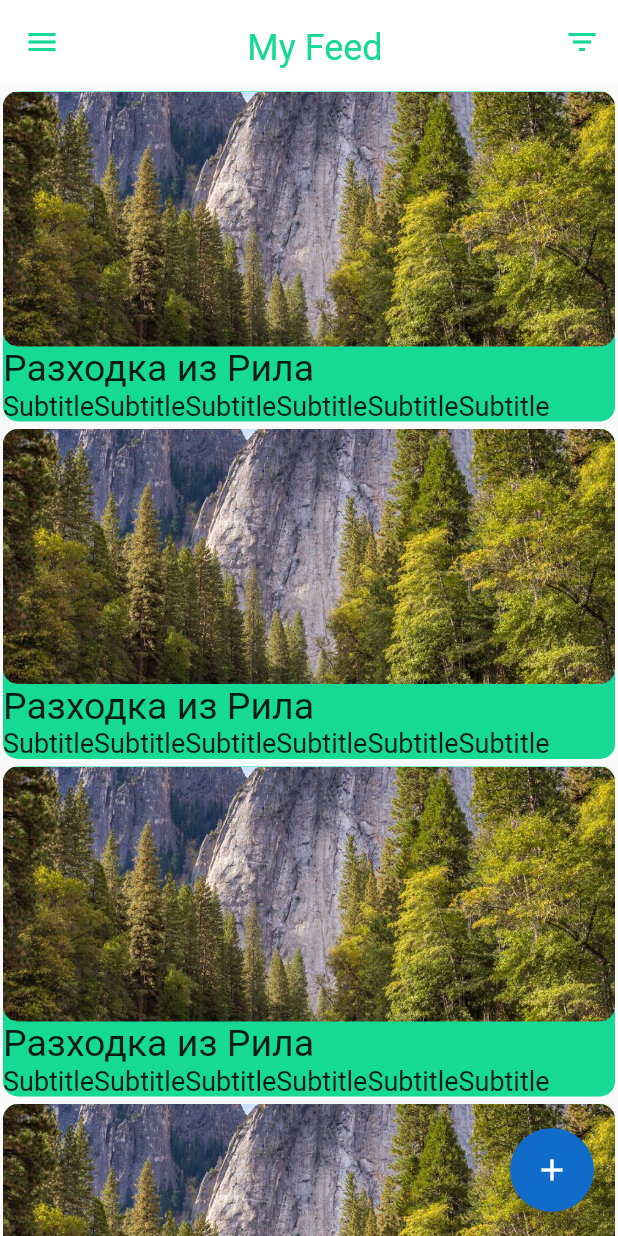
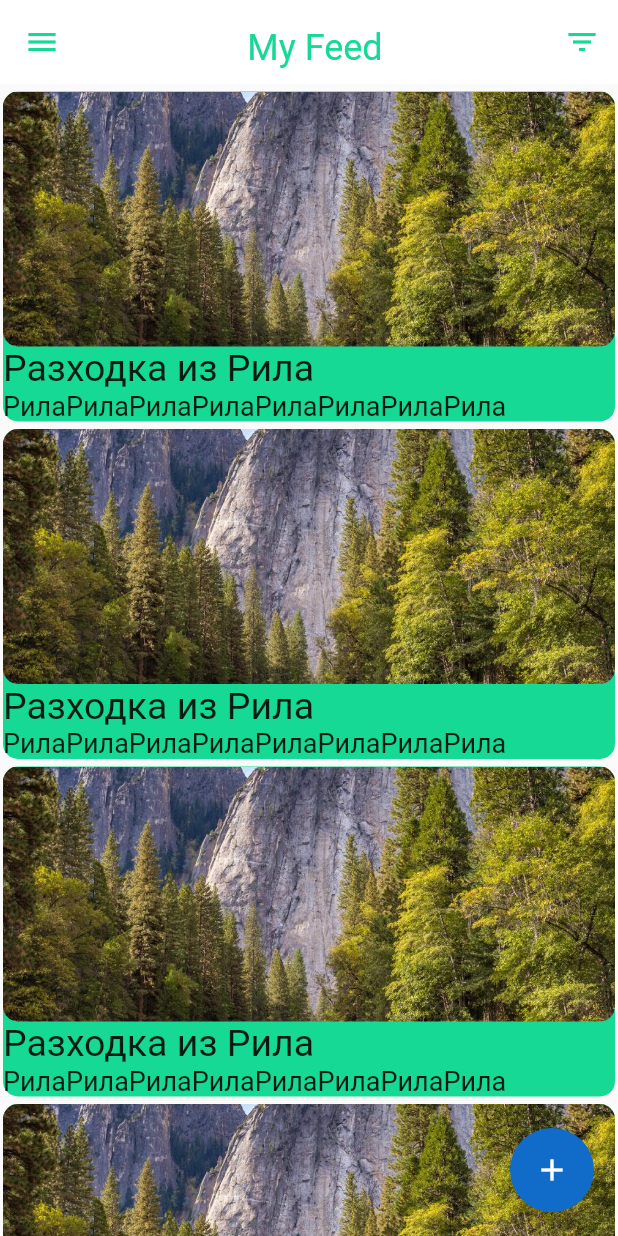
Before and after one commit to nzaharov/TripifyCourseProject, a Flutter app: the screen it shows after launch, on a phone screen of 412 x 824 dp. Run offline on Flutter 3.47's test engine with Material 2 defaults, Android fonts, the phone set to English and light mode, and no system bars; drawn by our look-alikes of flutter_slidable; our stand-ins replace bloc, equatable, flutter_bloc; Roboto replaces fonts that are missing (Poppins).

Commit message:
added bloc for feed

```diff
--- /dev/null
+++ b/lib/bloc/trip_bloc.dart
@@ -0,0 +1,41 @@
+import 'dart:async';
+
+import 'package:bloc/bloc.dart';
+import 'package:equatable/equatable.dart';
+import 'package:tripify/data/models/trip.dart';
+import 'package:tripify/data/trip_repository.dart';
+
+part 'trip_event.dart';
+part 'trip_state.dart';
+
+class TripBloc extends Bloc<TripEvent, TripState> {
+  final TripRepository _tripRepository;
+  final List<Trip> trips = [];
+
+  TripBloc(this._tripRepository);
+
+  @override
+  TripState get initialState => TripInitial();
+
+  @override
+  Stream<TripState> mapEventToState(
+    TripEvent event,
+  ) async* {
+    if (trips.length == 0) {
+      yield TripLoading();
+    }
+    if (event is GetTrips) {
+      try {
+        if (trips.length < 30) {
+          final newTrips = await _tripRepository.getTrips(event.count);
+          trips.addAll(newTrips);
+          yield TripLoaded(List<Trip>.from(trips), false);
+        } else {
+          yield TripLoaded(List<Trip>.from(trips), true);
+        }
+      } on Error {
+        // TODO
+      }
+    }
+  }
+}
--- /dev/null
+++ b/lib/bloc/trip_event.dart
@@ -0,0 +1,19 @@
+part of 'trip_bloc.dart';
+
+abstract class TripEvent extends Equatable {
+  const TripEvent();
+}
+
+class GetTrips extends TripEvent {
+  final int count;
+
+  GetTrips(this.count);
+
+  @override
+  List<Object> get props => [count];
+}
+
+class ToggleLikeTrip extends TripEvent {
+  @override
+  List<Object> get props => [];
+}
--- /dev/null
+++ b/lib/bloc/trip_state.dart
@@ -0,0 +1,36 @@
+part of 'trip_bloc.dart';
+
+abstract class TripState extends Equatable {
+  const TripState();
+}
+
+class TripInitial extends TripState {
+  @override
+  List<Object> get props => [];
+}
+
+class TripLoading extends TripState {
+  const TripLoading();
+
+  @override
+  List<Object> get props => [];
+}
+
+class TripLoaded extends TripState {
+  final List<Trip> trips;
+  final bool reachedCap;
+
+  const TripLoaded(this.trips, this.reachedCap);
+
+  @override
+  List<Object> get props => [trips, reachedCap];
+}
+
+class TripError extends TripState {
+  final String message;
+
+  const TripError(this.message);
+
+  @override
+  List<Object> get props => [message];
+}
--- /dev/null
+++ b/lib/data/models/trip.dart
@@ -0,0 +1,21 @@
+import 'package:equatable/equatable.dart';
+import 'package:meta/meta.dart';
+
+class Trip extends Equatable {
+  final String id;
+  final String title;
+  final String subtitle;
+  final int likes;
+  final bool isLiked;
+
+  Trip({
+    @required this.id,
+    @required this.title,
+    @required this.subtitle,
+    @required this.likes,
+    @required this.isLiked,
+  });
+
+  @override
+  List<Object> get props => [];
+}
--- /dev/null
+++ b/lib/data/trip_repository.dart
@@ -0,0 +1,27 @@
+import 'package:uuid/uuid.dart';
+
+import 'models/trip.dart';
+
+abstract class TripRepository {
+  Future<List<Trip>> getTrips(int count);
+}
+
+class FakeTripRepository extends TripRepository {
+  final uuid = Uuid();
+  @override
+  Future<List<Trip>> getTrips(int count) {
+    return Future.delayed(Duration(milliseconds: 2000), () {
+      final List<Trip> trips = [];
+      for (var i = 0; i < count; i++) {
+        trips.add(Trip(
+          id: uuid.v4(),
+          title: 'Разходка из Рила',
+          subtitle: 'РилаРилаРилаРилаРилаРилаРилаРила',
+          likes: 1000,
+          isLiked: false,
+        ));
+      }
+      return trips;
+    });
+  }
+}
--- a/lib/main.dart
+++ b/lib/main.dart
@@ -1,5 +1,9 @@
 import 'package:flutter/material.dart';
+import 'package:flutter_bloc/flutter_bloc.dart';
+import 'package:tripify/data/trip_repository.dart';
 import 'package:tripify/screens/feed_screen/feed_screen.dart';
+
+import 'bloc/trip_bloc.dart';
 
 void main() {
   runApp(Tripify());
@@ -16,7 +20,10 @@ class Tripify extends StatelessWidget {
         primaryColor: const Color.fromRGBO(22, 217, 149, 1),
         visualDensity: VisualDensity.adaptivePlatformDensity,
       ),
-      home: FeedScreen(),
+      home: BlocProvider(
+        create: (context) => TripBloc(FakeTripRepository()),
+        child: FeedScreen(),
+      ),
     );
   }
 }
--- a/lib/screens/feed_screen/feed.dart
+++ b/lib/screens/feed_screen/feed.dart
@@ -1,42 +1,64 @@
 import 'package:flutter/material.dart';
+import 'package:flutter_bloc/flutter_bloc.dart';
 import 'package:flutter_slidable/flutter_slidable.dart';
+import 'package:tripify/bloc/trip_bloc.dart';
+import 'package:tripify/data/models/trip.dart';
 
-class Feed extends StatelessWidget {
+class Feed extends StatefulWidget {
   const Feed({Key key}) : super(key: key);
 
   @override
+  _FeedState createState() => _FeedState();
+}
+
+class _FeedState extends State<Feed> {
+  @override
+  void initState() {
+    super.initState();
+    BlocProvider.of<TripBloc>(context)..add(GetTrips(10));
+  }
+
+  @override
   Widget build(BuildContext context) {
-    return Container(
-      child: _buildFeed(context),
+    return BlocBuilder<TripBloc, TripState>(
+      bloc: BlocProvider.of<TripBloc>(context),
+      builder: (context, state) {
+        if (state is TripLoading) {
+          return Center(child: CircularProgressIndicator());
+        } else if (state is TripLoaded) {
+          return _buildFeed(context, state);
+        } else {
+          return Center(child: Text('Could not load trips'));
+        }
+      },
     );
   }
 
-  Widget _buildFeed(BuildContext context) {
+  Widget _buildFeed(BuildContext context, TripLoaded state) {
     return ListView.builder(
         padding: const EdgeInsets.only(left: 1.0, right: 1.0, top: 5.0),
-        itemBuilder: (context, i) {
-          if (i < 100) {
+        itemCount: state.trips.length + 1,
+        itemBuilder: (context, index) {
+          if (index < state.trips.length) {
+            return _buildRow(context, state.trips[index]);
+          } else if (state.reachedCap && index == state.trips.length) {
             return Padding(
-              padding: const EdgeInsets.only(bottom: 5.0),
-              child: _buildRow(context, i),
-            );
-          } else if (i == 100) {
-            return Column(children: [
-              _buildRow(context, i),
-              Padding(
               padding: const EdgeInsets.symmetric(vertical: 30.0),
               child: Center(
                 child: Text('Oops! You\'ve read all the stories...'),
               ),
-              )
-            ]);
+            );
+          } else {
+            BlocProvider.of<TripBloc>(context)..add(GetTrips(10));
+            return BottomLoader();
           }
-          return null;
         });
   }
 
-  Widget _buildRow(BuildContext context, int index) {
-    return Slidable(
+  Widget _buildRow(BuildContext context, Trip trip) {
+    return Padding(
+      padding: const EdgeInsets.only(bottom: 5.0),
+      child: Slidable(
         actionPane: SlidableDrawerActionPane(),
         actionExtentRatio: 0.25,
         child: Padding(
@@ -54,19 +76,26 @@ class Feed extends StatelessWidget {
                   width: MediaQuery.of(context).size.width,
                   child: ClipRRect(
                     borderRadius: BorderRadius.circular(10),
-                  child:
-                      Image.asset('assets/images/pic2.jpg', fit: BoxFit.cover),
+                    child: Image.asset('assets/images/pic2.jpg',
+                        fit: BoxFit.cover),
                   ),
                 ),
-              Text('Разходка из Рила', style: TextStyle(fontSize: 25),),
-              Text('SubtitleSubtitleSubtitleSubtitleSubtitleSubtitle',style: TextStyle(fontSize: 18),)
+                Text(
+                  trip.title,
+                  style: TextStyle(fontSize: 25),
+                ),
+                Text(
+                  trip.subtitle,
+                  style: TextStyle(fontSize: 18),
+                )
               ],
             ),
           ),
         ),
         actions: <Widget>[
           IconSlideAction(
-          caption: '120',
+            closeOnTap: false,
+            caption: trip.likes.toString(),
             color: Colors.white,
             icon: Icons.favorite_border,
             onTap: () => null, // TODO
@@ -80,6 +109,25 @@ class Feed extends StatelessWidget {
             onTap: () => null, // TODO
           ),
         ],
+      ),
     );
   }
 }
+
+class BottomLoader extends StatelessWidget {
+  @override
+  Widget build(BuildContext context) {
+    return Container(
+      alignment: Alignment.center,
+      child: Center(
+        child: SizedBox(
+          width: 33,
+          height: 33,
+          child: CircularProgressIndicator(
+            strokeWidth: 1.5,
+          ),
+        ),
+      ),
+    );
+  }
+}
--- a/pubspec.yaml
+++ b/pubspec.yaml
@@ -23,6 +23,9 @@ environment:
 dependencies:
   flutter:
     sdk: flutter
+  flutter_bloc: ^4.0.0
+  equatable: ^1.1.1
+  uuid: ^2.0.4
   flutter_slidable: "^0.5.4"
 
 
```
Also changed, not shown: pubspec.lock. Lines whose indentation alone changed are shown as unchanged.
